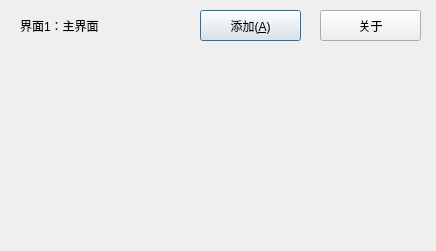
This is dialog.ui in XiangSirui/test as Qt 5 draws it before an edit. The edited form follows.
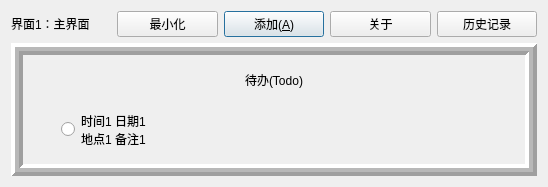
This is the edited form.

```diff
--- a/dialog.ui
+++ b/dialog.ui
@@ -6,52 +6,131 @@
    <rect>
     <x>0</x>
     <y>0</y>
-    <width>436</width>
-    <height>251</height>
+    <width>548</width>
+    <height>187</height>
    </rect>
   </property>
   <property name="windowTitle">
    <string>主界面</string>
   </property>
-  <widget class="QPushButton" name="pushButton">
-   <property name="geometry">
-    <rect>
-     <x>200</x>
-     <y>10</y>
-     <width>101</width>
-     <height>31</height>
-    </rect>
-   </property>
-   <property name="text">
-    <string>添加(&amp;A)</string>
-   </property>
-  </widget>
-  <widget class="QPushButton" name="pushButton_2">
-   <property name="geometry">
-    <rect>
-     <x>320</x>
-     <y>10</y>
-     <width>101</width>
-     <height>31</height>
-    </rect>
-   </property>
-   <property name="text">
-    <string>关于</string>
-   </property>
-  </widget>
-  <widget class="QLabel" name="label">
-   <property name="geometry">
-    <rect>
-     <x>20</x>
-     <y>10</y>
-     <width>161</width>
-     <height>31</height>
-    </rect>
-   </property>
-   <property name="text">
-    <string>界面1：主界面</string>
-   </property>
-  </widget>
+  <layout class="QGridLayout" name="gridLayout_2">
+   <item row="0" column="0">
+    <widget class="QLabel" name="label">
+     <property name="text">
+      <string>界面1：主界面</string>
+     </property>
+    </widget>
+   </item>
+   <item row="0" column="2">
+    <widget class="QPushButton" name="pushButton">
+     <property name="text">
+      <string>添加(&amp;A)</string>
+     </property>
+    </widget>
+   </item>
+   <item row="0" column="1">
+    <widget class="QPushButton" name="pushButton_3">
+     <property name="text">
+      <string>最小化</string>
+     </property>
+     <property name="checkable">
+      <bool>true</bool>
+     </property>
+    </widget>
+   </item>
+   <item row="0" column="3">
+    <widget class="QPushButton" name="pushButton_2">
+     <property name="text">
+      <string>关于</string>
+     </property>
+    </widget>
+   </item>
+   <item row="0" column="4">
+    <widget class="QPushButton" name="pushButton_4">
+     <property name="text">
+      <string>历史记录</string>
+     </property>
+    </widget>
+   </item>
+   <item row="2" column="0" colspan="5">
+    <widget class="QFrame" name="frame">
+     <property name="frameShape">
+      <enum>QFrame::Box</enum>
+     </property>
+     <property name="frameShadow">
+      <enum>QFrame::Raised</enum>
+     </property>
+     <property name="lineWidth">
+      <number>4</number>
+     </property>
+     <property name="midLineWidth">
+      <number>4</number>
+     </property>
+     <layout class="QGridLayout" name="gridLayout_3">
+      <item row="0" column="0">
+       <widget class="QLabel" name="label_3">
+        <property name="maximumSize">
+         <size>
+          <width>16777215</width>
+          <height>20</height>
+         </size>
+        </property>
+        <property name="text">
+         <string>待办(Todo)</string>
+        </property>
+        <property name="alignment">
+         <set>Qt::AlignCenter</set>
+        </property>
+       </widget>
+      </item>
+      <item row="1" column="0">
+       <spacer name="verticalSpacer">
+        <property name="orientation">
+         <enum>Qt::Vertical</enum>
+        </property>
+        <property name="sizeType">
+         <enum>QSizePolicy::Fixed</enum>
+        </property>
+        <property name="sizeHint" stdset="0">
+         <size>
+          <width>20</width>
+          <height>10</height>
+         </size>
+        </property>
+       </spacer>
+      </item>
+      <item row="2" column="0">
+       <layout class="QGridLayout" name="gridLayout" columnstretch="1,10">
+        <item row="0" column="0">
+         <widget class="QRadioButton" name="radioButton">
+          <property name="layoutDirection">
+           <enum>Qt::RightToLeft</enum>
+          </property>
+          <property name="text">
+           <string/>
+          </property>
+          <property name="iconSize">
+           <size>
+            <width>16</width>
+            <height>32</height>
+           </size>
+          </property>
+         </widget>
+        </item>
+        <item row="0" column="1">
+         <widget class="QLabel" name="label_2">
+          <property name="text">
+           <string>时间1 日期1
+地点1 备注1</string>
+          </property>
+         </widget>
+        </item>
+       </layout>
+      </item>
+     </layout>
+    </widget>
+   </item>
+  </layout>
  </widget>
  <resources/>
  <connections/>
```
